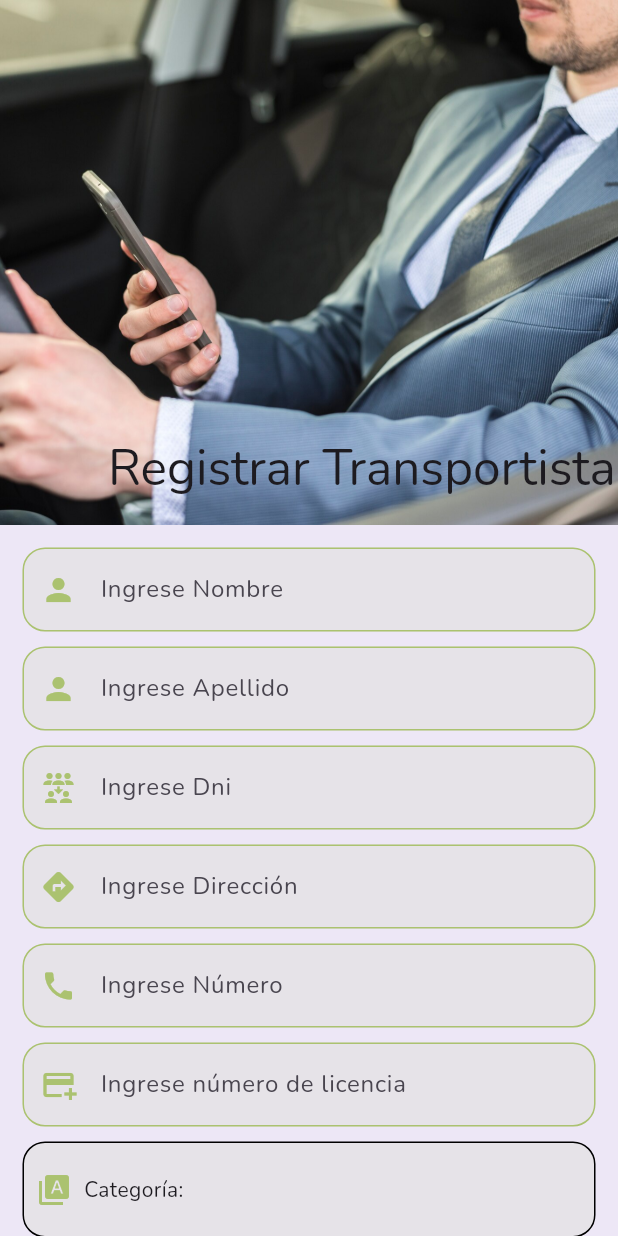
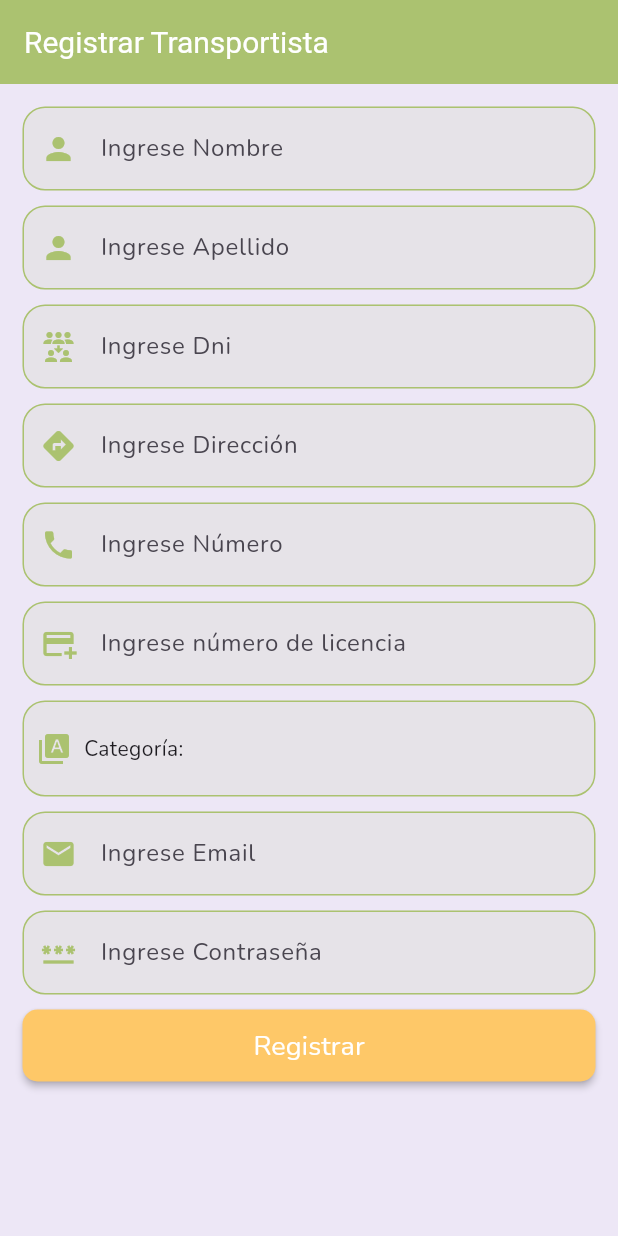
Before and after one commit to dasH128/stotppub-app, a Flutter app: the RegisterTransportScreen screen opened by its route, on a phone screen of 412 x 824 dp. Run offline on Flutter 3.47's test engine with Material 2 defaults, Android fonts, the phone set to English and light mode, and no system bars; our stand-ins replace awesome_snackbar_content, cloud_firestore, dio, firebase_auth, firebase_core, flutter_riverpod and 6 more; accounts and stored records are empty; network calls fail.

Commit message:
update theme

```diff
--- a/lib/src/core/presentacion/screens/register_tranport_screen.dart
+++ b/lib/src/core/presentacion/screens/register_tranport_screen.dart
@@ -23,23 +23,10 @@ class RegisterTransportScreenState
     bool isLoadingPage = ref.watch(isLoading);
     return SafeArea(
       child: Scaffold(
+        appBar: AppBar(title: const Text('Registrar Transportista')),
         body: (isLoadingPage)
             ? const LoadingWidget()
-            : CustomScrollView(
-                slivers: [
-                  SliverAppBar(
-                    floating: true,
-                    pinned: true,
-                    expandedHeight: 350,
-                    flexibleSpace: FlexibleSpaceBar(
-                      title: const Text('Registrar Transportista'),
-                      background: Image.asset(
-                        'assets/images/register_transport.jpg',
-                        fit: BoxFit.cover,
-                      ),
-                    ),
-                  ),
-                  SliverToBoxAdapter(
+            : SingleChildScrollView(
                 child: Padding(
                   padding: const EdgeInsets.symmetric(horizontal: 15),
                   child: Column(
@@ -75,8 +62,6 @@ class RegisterTransportScreenState
                     ],
                   ),
                 ),
-                  )
-                ],
               ),
       ),
     );
--- a/lib/src/core/presentacion/widgets/text_date_custom1_widget.dart
+++ b/lib/src/core/presentacion/widgets/text_date_custom1_widget.dart
@@ -40,7 +40,7 @@ class TextDateCustom1Widget extends StatelessWidget {
         decoration: BoxDecoration(
             color: MyAppTheme.color
                 .withOpacity(0.1), //color.primary.withOpacity(0.1),
-            border: Border.all(color: Colors.black),
+            border: Border.all(color: MyAppTheme.color),
             borderRadius: BorderRadius.circular(15)),
         child: Row(
           children: [
--- a/lib/src/core/presentacion/widgets/text_option_custom1_widget.dart
+++ b/lib/src/core/presentacion/widgets/text_option_custom1_widget.dart
@@ -79,7 +79,7 @@ class TextOptionCustom1Widget extends StatelessWidget {
         decoration: BoxDecoration(
             color: MyAppTheme.color
                 .withOpacity(0.1), //color.primary.withOpacity(0.1),
-            border: Border.all(color: Colors.black),
+            border: Border.all(color: MyAppTheme.color),
             borderRadius: BorderRadius.circular(15)),
         child: Row(
           children: [
--- a/lib/src/core/presentacion/widgets/text_switch_custom1_widget.dart
+++ b/lib/src/core/presentacion/widgets/text_switch_custom1_widget.dart
@@ -28,7 +28,7 @@ class SwitchCustom1Widget extends StatelessWidget {
         color:
             MyAppTheme.color.withOpacity(0.1), //color.primary.withOpacity(0.1),
         borderRadius: BorderRadius.circular(15),
-        border: Border.all(width: 1),
+        border: Border.all(width: 1, color: MyAppTheme.color),
       ),
       child: Row(
         mainAxisAlignment: MainAxisAlignment.spaceBetween,
```
Also changed, not shown: lib/src/core/presentacion/screens/register_client_screen.dart (+4 -20 lines), lib/src/core/presentacion/screens/register_order_screen.dart (+5 -6 lines), lib/src/core/presentacion/screens/register_vehicle_screen.dart (+2 -17 lines). Lines whose indentation alone changed are shown as unchanged.
